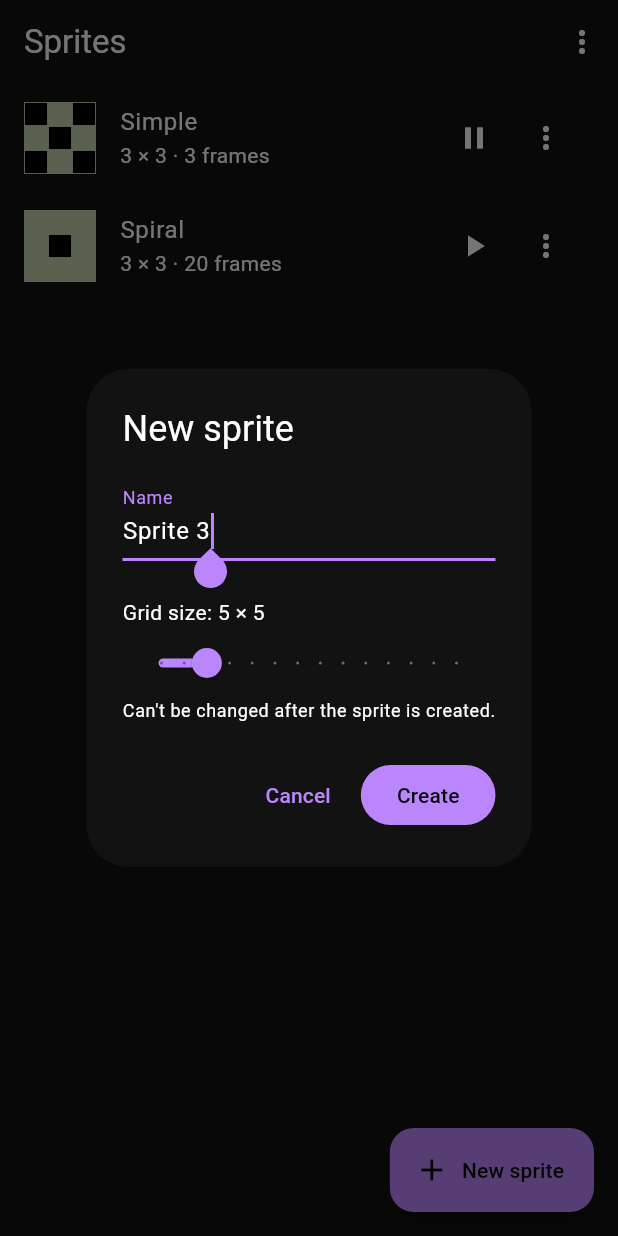
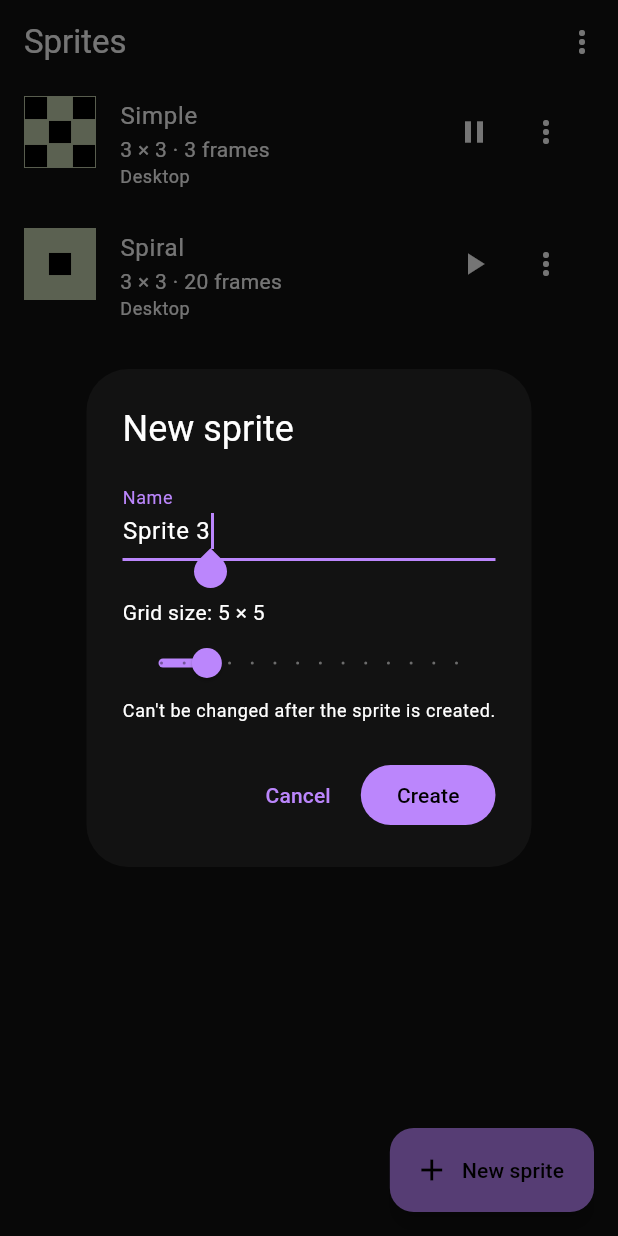
Before and after one commit to DanKheadies/tamabudchi_app, a Flutter app: the screen it shows after launch, after a tap on the "play arrow" icon, after a tap on "New sprite", on a phone screen of 412 x 824 dp. Run offline on Flutter 3.47's test engine with Material 3 defaults, Android fonts, the phone set to English and light mode, and no system bars; our stand-ins replace shared_preferences.

Commit message:
Init organization and folders

```diff
--- a/lib/models/sprite_model.dart
+++ b/lib/models/sprite_model.dart
@@ -1,23 +1,35 @@
+/// Core model; includes static and dynamic
 class Sprite {
+  final bool onDesktop;
+  final int gridSize;
+  final List<Set<int>> frames;
+  final Set<String> folders;
   final String id;
   final String name;
-  final int gridSize;
-  final List<Set<int>> frames;
 
   const Sprite({
     required this.id,
     required this.name,
     required this.gridSize,
     required this.frames,
+    this.folders = const {},
+    this.onDesktop = true, // new sprites start on desktop
   });
 
   int get frameCount => frames.length;
 
-  Sprite copyWith({String? name, List<Set<int>>? frames}) => Sprite(
+  Sprite copyWith({
+    bool? onDesktop,
+    List<Set<int>>? frames,
+    Set<String>? folders,
+    String? name,
+  }) => Sprite(
     id: id,
     name: name ?? this.name,
     gridSize: gridSize, // fixed at creation
     frames: frames ?? this.frames,
+    folders: folders ?? this.folders,
+    onDesktop: onDesktop ?? this.onDesktop,
   );
 
   Map<String, dynamic> toJson() => {
@@ -25,6 +37,8 @@ class Sprite {
     'name': name,
     'gridSize': gridSize,
     'frames': [for (final f in frames) f.toList()..sort()],
+    'folders': folders.toList()..sort(compareFolderNames),
+    'onDesktop': onDesktop,
   };
 
   factory Sprite.fromJson(Map<String, dynamic> j) {
@@ -40,6 +54,15 @@ class Sprite {
               if (i as int < size * size) i,
           },
       ],
+      folders: {
+        for (final f in (j['folders'] as List?) ?? const []) f as String,
+      },
+      onDesktop: (j['onDesktop'] as bool?) ?? true,
     );
   }
 }
+
+/// Case-insensitive ordering for folder names, so "char_1" sorts next to
+/// "CHAR_1" instead of after every capital letter.
+int compareFolderNames(String a, String b) =>
+    a.toLowerCase().compareTo(b.toLowerCase());
--- a/lib/screens/_screens.dart
+++ b/lib/screens/_screens.dart
@@ -1,3 +1,4 @@
 export 'editor_screen.dart';
 export 'library_screen.dart';
+export 'organize_dialog.dart';
 export 'sprite_dialogs.dart';
--- a/lib/screens/library_screen.dart
+++ b/lib/screens/library_screen.dart
@@ -4,7 +4,7 @@ import 'package:tamabudchi_app/barrel.dart';
 
 enum _LibraryAction { copyAll, import }
 
-enum _TileAction { copy, delete, rename }
+enum _TileAction { copy, delete, organize, rename }
 
 /// Home screen: every saved sprite, plus the only place new ones are made.
 class LibraryScreen extends StatelessWidget {
@@ -66,9 +66,13 @@ class LibraryScreen extends StatelessWidget {
             itemBuilder: (context, i) {
               final sprite = sprites[i];
               return _SpriteTile(
+                // Keyed by id so a tile's preview state stays with its own
+                // sprite when the list changes.
+                key: ValueKey(sprite.id),
                 sprite: sprite,
                 onOpen: () => _open(context, sprite),
                 onRename: () => _rename(context, sprite),
+                onOrganize: () => _organize(context, sprite),
                 onCopy: () => _copyOne(context, sprite),
                 onDelete: () => _delete(context, sprite),
               );
@@ -97,6 +101,21 @@ class LibraryScreen extends StatelessWidget {
   Future<void> _delete(BuildContext context, Sprite sprite) async {
     if (await confirmDeleteSprite(context, sprite)) {
       library.delete(sprite.id);
+    }
+  }
+
+  Future<void> _organize(BuildContext context, Sprite sprite) async {
+    final result = await showOrganizeDialog(
+      context,
+      sprite: sprite,
+      knownFolders: library.folders,
+    );
+    if (result != null) {
+      library.setOrganization(
+        sprite.id,
+        folders: result.folders,
+        onDesktop: result.onDesktop,
+      );
     }
   }
 
@@ -164,13 +183,16 @@ class _SpriteTile extends StatefulWidget {
   final Sprite sprite;
   final VoidCallback onOpen;
   final VoidCallback onRename;
+  final VoidCallback onOrganize;
   final VoidCallback onCopy;
   final VoidCallback onDelete;
 
   const _SpriteTile({
+    super.key,
     required this.sprite,
     required this.onOpen,
     required this.onRename,
+    required this.onOrganize,
     required this.onCopy,
     required this.onDelete,
   });
@@ -197,7 +219,14 @@ class _SpriteTileState extends State<_SpriteTile> {
     final sprite = widget.sprite;
     final frames = sprite.frameCount;
 
+    // Where this sprite lives: the desktop and/or its folders.
+    final places = [
+      if (sprite.onDesktop) 'Desktop',
+      ...sprite.folders.toList()..sort(compareFolderNames),
+    ];
+
     return ListTile(
+      isThreeLine: places.isNotEmpty,
       leading: SizedBox.square(
         dimension: 48,
         child: _previewing
@@ -211,9 +240,22 @@ class _SpriteTileState extends State<_SpriteTile> {
               ),
       ),
       title: Text(sprite.name, maxLines: 1, overflow: TextOverflow.ellipsis),
-      subtitle: Text(
-        '${sprite.gridSize} × ${sprite.gridSize} · '
-        '$frames ${frames == 1 ? 'frame' : 'frames'}',
+      subtitle: Column(
+        mainAxisSize: MainAxisSize.min,
+        crossAxisAlignment: CrossAxisAlignment.start,
+        children: [
+          Text(
+            '${sprite.gridSize} × ${sprite.gridSize} · '
+            '$frames ${frames == 1 ? 'frame' : 'frames'}',
+          ),
+          if (places.isNotEmpty)
+            Text(
+              places.join(' · '),
+              maxLines: 1,
+              overflow: TextOverflow.ellipsis,
+              style: Theme.of(context).textTheme.bodySmall,
+            ),
+        ],
       ),
       trailing: Row(
         mainAxisSize: MainAxisSize.min,
@@ -232,12 +274,18 @@ class _SpriteTileState extends State<_SpriteTile> {
                   widget.onCopy();
                 case _TileAction.delete:
                   widget.onDelete();
+                case _TileAction.organize:
+                  widget.onOrganize();
                 case _TileAction.rename:
                   widget.onRename();
               }
             },
             itemBuilder: (context) => const [
               PopupMenuItem(value: _TileAction.rename, child: Text('Rename')),
+              PopupMenuItem(
+                value: _TileAction.organize,
+                child: Text('Folders & desktop…'),
+              ),
               PopupMenuItem(value: _TileAction.copy, child: Text('Copy')),
               PopupMenuItem(value: _TileAction.delete, child: Text('Delete')),
             ],
```
Also changed, not shown: lib/controllers/sprite_library.dart (+51 -7 lines), lib/screens/organize_dialog.dart (added, +165 -0 lines), 1 other file.
